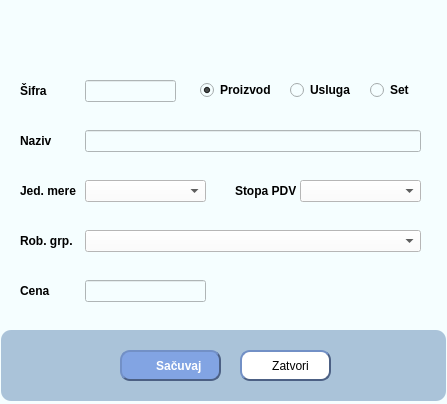
Before: the Qt Designer form ui/artiklibu.ui in ljuba17/desktop_pos, drawn with Qt 5.
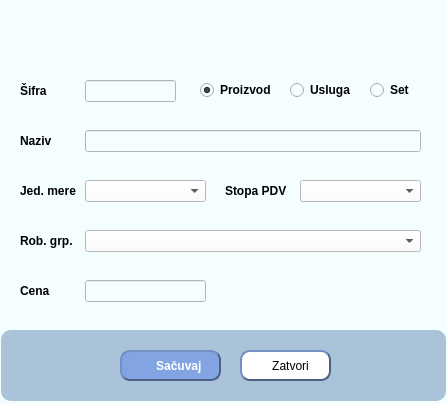
After: the same form once the commit is applied. Icons and pictures are not drawn.

Commit message: style: Ispravka stila u artiklibu

Patch:
```diff
--- a/ui/artiklibu.ui
+++ b/ui/artiklibu.ui
@@ -130,9 +130,9 @@
   <widget class="QLabel" name="label_5">
    <property name="geometry">
     <rect>
-     <x>235</x>
+     <x>225</x>
      <y>180</y>
-     <width>61</width>
+     <width>71</width>
      <height>22</height>
     </rect>
    </property>
```
